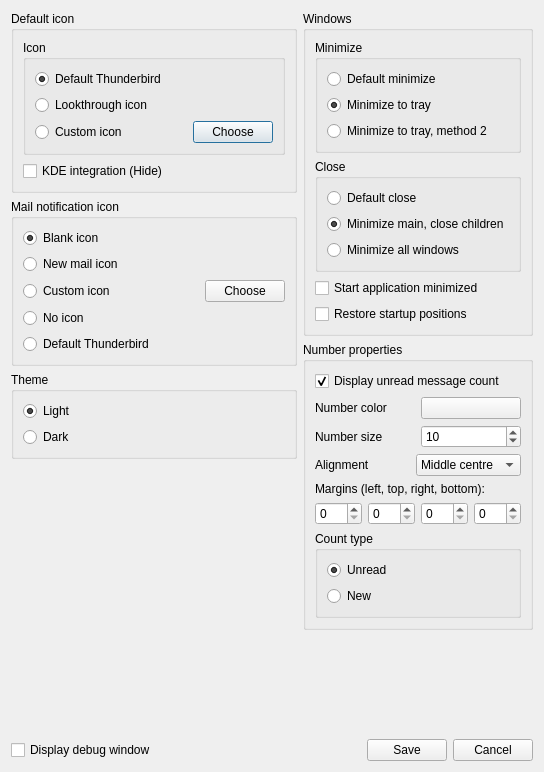
Old version of the form app/SysTray-X/SysTray-X-app/preferences.ui in the repository Ximi1970/systray-x.
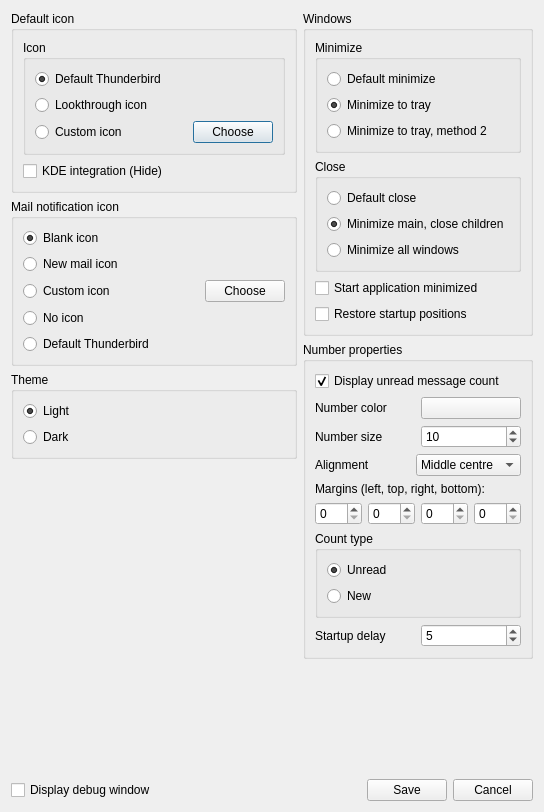
New version of the form. Icons and pictures are not drawn.

Commit message: Make startup delay an option

What changed in the file:
```diff
--- a/app/SysTray-X/SysTray-X-app/preferences.ui
+++ b/app/SysTray-X/SysTray-X-app/preferences.ui
@@ -7,7 +7,7 @@
     <x>0</x>
     <y>0</y>
     <width>544</width>
-    <height>772</height>
+    <height>812</height>
    </rect>
   </property>
   <property name="windowTitle">
@@ -654,10 +654,36 @@
           </item>
          </layout>
         </item>
-       </layout>
+        <item>
+         <layout class="QHBoxLayout" name="horizontalLayout_12">
+          <item>
+           <widget class="QLabel" name="label_3">
+            <property name="text">
+             <string>Startup delay</string>
+            </property>
       </widget>
      </item>
      <item>
+           <widget class="QSpinBox" name="startupDelaySpinBox">
+            <property name="minimum">
+             <number>0</number>
+            </property>
+            <property name="maximum">
+             <number>99</number>
+            </property>
+            <property name="value">
+             <number>5</number>
+            </property>
+           </widget>
+          </item>
+         </layout>
+        </item>
+       </layout>
+      </widget>
+     </item>
+    </layout>
+   </item>
+   <item row="1" column="1">
       <spacer name="verticalSpacer_2">
        <property name="orientation">
         <enum>Qt::Vertical</enum>
@@ -665,14 +691,12 @@
        <property name="sizeHint" stdset="0">
         <size>
          <width>20</width>
-         <height>13</height>
+       <height>37</height>
         </size>
        </property>
       </spacer>
      </item>
-    </layout>
-   </item>
-   <item row="1" column="0" colspan="2">
+   <item row="2" column="0" colspan="2">
     <layout class="QHBoxLayout" name="horizontalLayout_7">
      <item>
       <widget class="QCheckBox" name="debugWindowCheckBox">
```
Left out of the diff: 4 changed lines with no effect on the pictures. Lines whose indentation alone changed are shown as unchanged. The commit also changes 12 other files.
